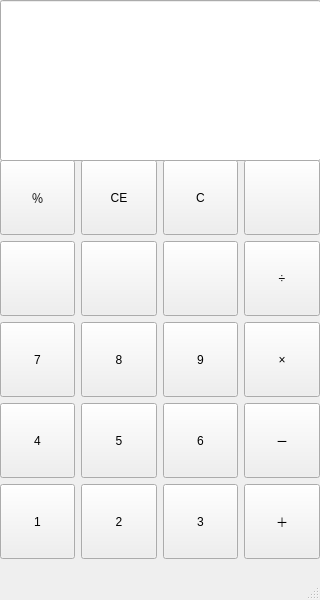
Old version of the form src/QTApplication.ui in the repository MupperARS/PWMCalculator.
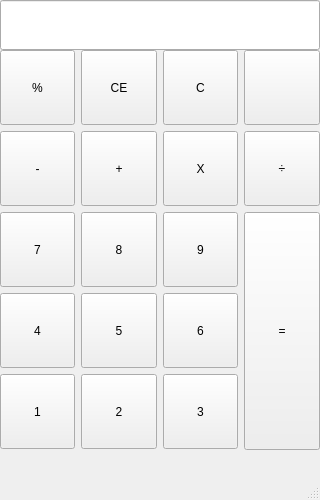
New version of the form. Icons and pictures are not drawn.

```diff
--- a/src/QTApplication.ui
+++ b/src/QTApplication.ui
@@ -7,9 +7,15 @@
     <x>0</x>
     <y>0</y>
     <width>320</width>
-    <height>600</height>
+    <height>500</height>
    </rect>
   </property>
+  <property name="maximumSize">
+   <size>
+    <width>320</width>
+    <height>500</height>
+   </size>
+  </property>
   <property name="windowTitle">
    <string>QTApplication</string>
   </property>
@@ -19,18 +25,26 @@
      <rect>
       <x>0</x>
       <y>0</y>
-      <width>321</width>
-      <height>161</height>
+      <width>320</width>
+      <height>50</height>
      </rect>
     </property>
+    <property name="font">
+     <font>
+      <pointsize>24</pointsize>
+     </font>
+    </property>
+    <property name="alignment">
+     <set>Qt::AlignmentFlag::AlignBottom|Qt::AlignmentFlag::AlignRight|Qt::AlignmentFlag::AlignTrailing</set>
+    </property>
    </widget>
    <widget class="QWidget" name="layoutWidget">
     <property name="geometry">
      <rect>
       <x>0</x>
-      <y>160</y>
+      <y>50</y>
       <width>320</width>
-      <height>401</height>
+      <height>405</height>
      </rect>
     </property>
     <layout class="QGridLayout" name="gridLayout">
@@ -125,32 +139,6 @@
        </property>
       </widget>
      </item>
-     <item row="3" column="3">
-      <widget class="QPushButton" name="decrement">
-       <property name="minimumSize">
-        <size>
-         <width>60</width>
-         <height>75</height>
-        </size>
-       </property>
-       <property name="text">
-        <string>－</string>
-       </property>
-      </widget>
-     </item>
-     <item row="2" column="3">
-      <widget class="QPushButton" name="multiplication">
-       <property name="minimumSize">
-        <size>
-         <width>60</width>
-         <height>75</height>
-        </size>
-       </property>
-       <property name="text">
-        <string>×</string>
-       </property>
-      </widget>
-     </item>
      <item row="3" column="2">
       <widget class="QPushButton" name="NumberButton6">
        <property name="minimumSize">
@@ -199,20 +187,7 @@
         </size>
        </property>
        <property name="text">
-        <string>％</string>
-       </property>
-      </widget>
-     </item>
-     <item row="4" column="3">
-      <widget class="QPushButton" name="increase">
-       <property name="minimumSize">
-        <size>
-         <width>60</width>
-         <height>75</height>
-        </size>
-       </property>
-       <property name="text">
-        <string>＋</string>
+        <string>%</string>
        </property>
       </widget>
      </item>
@@ -258,34 +233,8 @@
        </property>
       </widget>
      </item>
-     <item row="1" column="2">
-      <widget class="QPushButton" name="pushButton_3">
-       <property name="minimumSize">
-        <size>
-         <width>60</width>
-         <height>75</height>
-        </size>
-       </property>
-       <property name="text">
-        <string/>
-       </property>
-      </widget>
-     </item>
-     <item row="1" column="1">
-      <widget class="QPushButton" name="pushButton_2">
-       <property name="minimumSize">
-        <size>
-         <width>60</width>
-         <height>75</height>
-        </size>
-       </property>
-       <property name="text">
-        <string/>
-       </property>
-      </widget>
-     </item>
      <item row="1" column="0">
-      <widget class="QPushButton" name="pushButton_1">
+      <widget class="QPushButton" name="decrement">
        <property name="minimumSize">
         <size>
          <width>60</width>
@@ -293,7 +242,46 @@
         </size>
        </property>
        <property name="text">
-        <string/>
+        <string>-</string>
+       </property>
+      </widget>
+     </item>
+     <item row="1" column="1">
+      <widget class="QPushButton" name="increase">
+       <property name="minimumSize">
+        <size>
+         <width>60</width>
+         <height>75</height>
+        </size>
+       </property>
+       <property name="text">
+        <string>+</string>
+       </property>
+      </widget>
+     </item>
+     <item row="1" column="2">
+      <widget class="QPushButton" name="multiplication">
+       <property name="minimumSize">
+        <size>
+         <width>60</width>
+         <height>75</height>
+        </size>
+       </property>
+       <property name="text">
+        <string>X</string>
+       </property>
+      </widget>
+     </item>
+     <item row="2" column="3" rowspan="3">
+      <widget class="QPushButton" name="amount">
+       <property name="minimumSize">
+        <size>
+         <width>60</width>
+         <height>238</height>
+        </size>
+       </property>
+       <property name="text">
+        <string>=</string>
        </property>
       </widget>
      </item>
```
Left out of the diff: 6 changed lines with no effect on the pictures.
